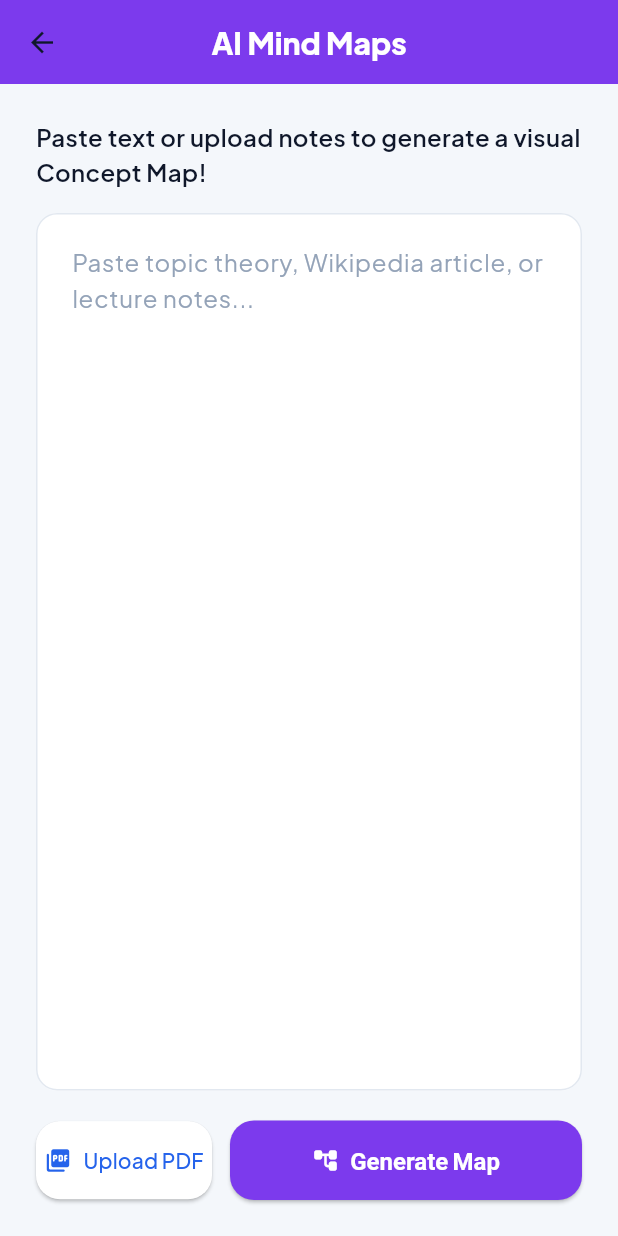
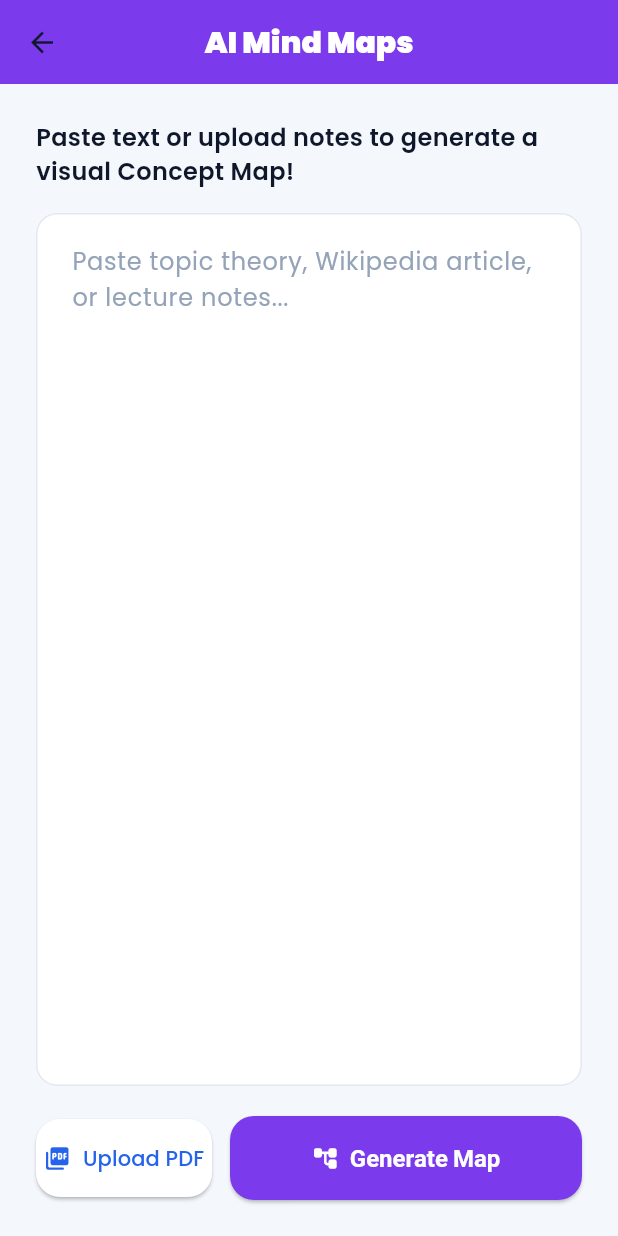
Before and after one commit to shivam1264/edutrack_ai, a Flutter app: the AIMindMapScreen screen opened directly, on a phone screen of 412 x 824 dp. Run offline on Flutter 3.47's test engine with Material 3 defaults, Android fonts, the phone set to English and light mode, and no system bars; our stand-ins replace cached_network_image, cloud_firestore, cloud_functions, dio, file_picker, firebase_auth and 16 more; missing offline and left inert: syncfusion_flutter_pdfviewer; accounts and stored records are empty; generated files the repository leaves out were written again; network calls fail.

Commit message:
feat: define design system and theme configuration with custom colors, gradients, and typography

```diff
--- a/edutrack_ai/lib/utils/app_theme.dart
+++ b/edutrack_ai/lib/utils/app_theme.dart
@@ -101,21 +101,21 @@ class AppTheme {
       brightness: Brightness.light,
     ),
     scaffoldBackgroundColor: bgLight,
-    fontFamily: GoogleFonts.plusJakartaSans().fontFamily,
-    textTheme: GoogleFonts.plusJakartaSansTextTheme().copyWith(
-      headlineLarge: GoogleFonts.plusJakartaSans(
-        fontWeight: FontWeight.w800,
-        color: textPrimary,
-      ),
-      titleLarge: GoogleFonts.plusJakartaSans(
+    fontFamily: GoogleFonts.poppins().fontFamily,
+    textTheme: GoogleFonts.poppinsTextTheme().copyWith(
+      headlineLarge: GoogleFonts.poppins(
         fontWeight: FontWeight.w700,
         color: textPrimary,
       ),
-      bodyLarge: GoogleFonts.plusJakartaSans(
+      titleLarge: GoogleFonts.poppins(
+        fontWeight: FontWeight.w600,
+        color: textPrimary,
+      ),
+      bodyLarge: GoogleFonts.poppins(
         color: textPrimary,
         fontSize: 16,
       ),
-      bodyMedium: GoogleFonts.plusJakartaSans(
+      bodyMedium: GoogleFonts.poppins(
         color: textSecondary,
         fontSize: 14,
       ),
@@ -127,10 +127,10 @@ class AppTheme {
       scrolledUnderElevation: 0,
       centerTitle: false,
       foregroundColor: textPrimary,
-      titleTextStyle: GoogleFonts.plusJakartaSans(
+      titleTextStyle: GoogleFonts.poppins(
         color: textPrimary,
         fontSize: 20,
-        fontWeight: FontWeight.w700,
+        fontWeight: FontWeight.w600,
       ),
       iconTheme: const IconThemeData(
         color: textPrimary,
@@ -154,13 +154,13 @@ class AppTheme {
           ),
         ],
       ),
-      labelStyle: GoogleFonts.plusJakartaSans(
-        fontSize: 12,
-        fontWeight: FontWeight.w700,
-      ),
-      unselectedLabelStyle: GoogleFonts.plusJakartaSans(
+      labelStyle: GoogleFonts.poppins(
         fontSize: 12,
         fontWeight: FontWeight.w600,
+      ),
+      unselectedLabelStyle: GoogleFonts.poppins(
+        fontSize: 12,
+        fontWeight: FontWeight.w500,
       ),
       dividerColor: Colors.transparent,
     ),
@@ -191,8 +191,8 @@ class AppTheme {
       brightness: Brightness.dark,
     ),
     scaffoldBackgroundColor: const Color(0xFF111827),
-    fontFamily: GoogleFonts.plusJakartaSans().fontFamily,
-    textTheme: GoogleFonts.plusJakartaSansTextTheme(
+    fontFamily: GoogleFonts.poppins().fontFamily,
+    textTheme: GoogleFonts.poppinsTextTheme(
       ThemeData.dark().textTheme,
     ).copyWith(
       bodyLarge: const TextStyle(color: Colors.white),
```
